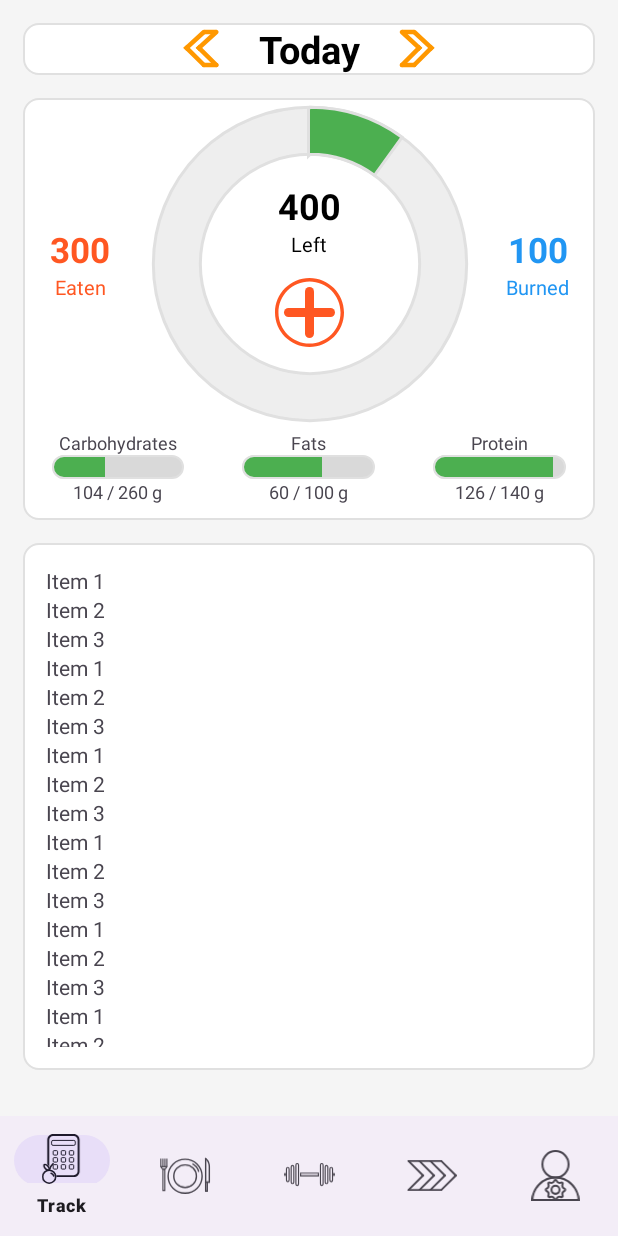
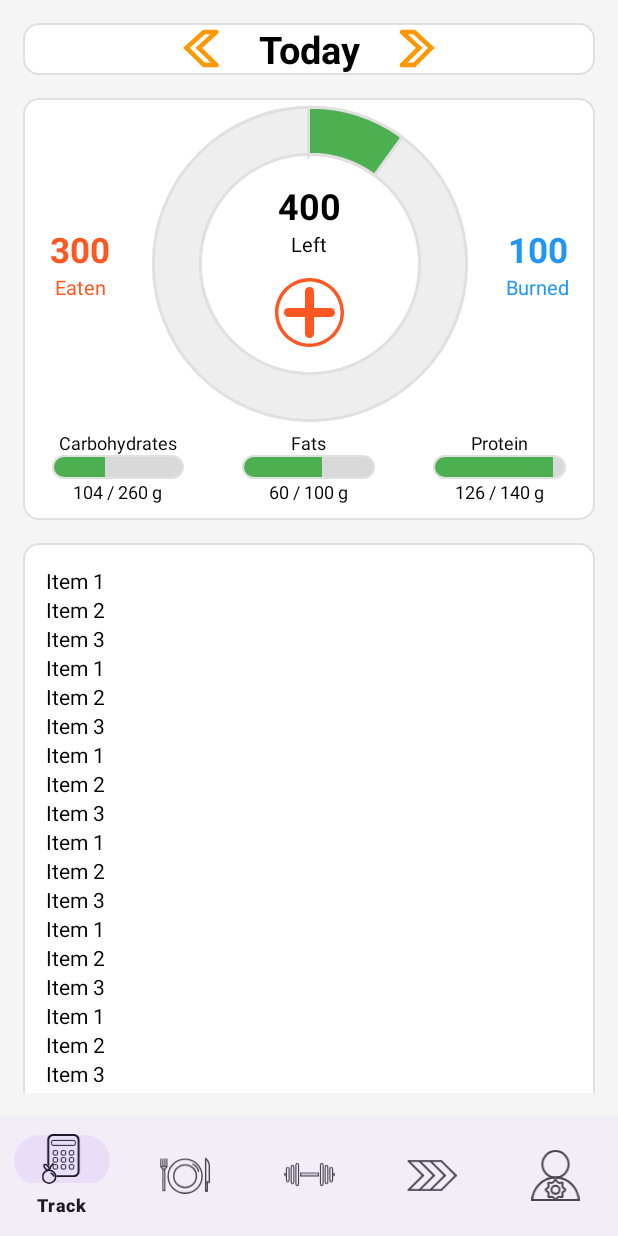
Before and after one commit to Drakon4ik-Coder/FitnessApp, an Android app: the screen it shows after launch (MainActivity), on a phone screen of 412 x 824 dp. Run offline under Robolectric (Android 15) with nearby library versions, the phone set to English and light mode, and no system bars; our stand-ins replace navigation-ui, sdp/ssp sizes.

Commit message:
Changed light theme and disabled scrollbar

```diff
--- a/app/src/main/res/layout/fragment_track.xml
+++ b/app/src/main/res/layout/fragment_track.xml
@@ -9,7 +9,8 @@
     <ScrollView
         android:layout_width="match_parent"
         android:layout_height="match_parent"
-        android:padding="@dimen/_12sdp">
+        android:padding="@dimen/_12sdp"
+        android:scrollbars="none">
 
         <LinearLayout
             android:layout_width="match_parent"
@@ -281,18 +282,19 @@
             <!-- Third Rectangle for meals list -->
             <LinearLayout
                 android:layout_width="match_parent"
-                android:layout_height="@dimen/_270sdp"
+                android:layout_height="@dimen/_290sdp"
                 android:background="@drawable/rounded_white_background"
                 android:orientation="vertical"
                 android:padding="@dimen/_12sdp">
 
                 <ScrollView
                     android:layout_width="match_parent"
-                    android:layout_height="match_parent">
+                    android:layout_height="match_parent"
+                    android:scrollbars="none">
 
                     <LinearLayout
                         android:layout_width="match_parent"
-                        android:layout_height="@dimen/_500sdp"
+                        android:layout_height="wrap_content"
                         android:orientation="vertical">
 
                         <!-- Add your scrollable content here -->
--- a/app/src/main/res/values/colors.xml
+++ b/app/src/main/res/values/colors.xml
@@ -8,4 +8,10 @@
     <color name="stroke_color">#E0E0E0</color>
     <color name="consumedText">#FF5722</color>
     <color name="burnedText">#2196F3</color>
+
+    <color name="colorPrimary">#6200EE</color>
+    <color name="colorPrimaryDark">#3700B3</color>
+    <color name="colorAccent">#03DAC5</color>
+    <color name="windowBackground">#FFFFFF</color>
+    <color name="textColorPrimary">#000000</color>
 </resources>
--- a/app/src/main/res/values/themes.xml
+++ b/app/src/main/res/values/themes.xml
@@ -2,8 +2,13 @@
     <!-- Base application theme. -->
     <style name="Base.Theme.FitnessApp" parent="Theme.Material3.DayNight.NoActionBar">
         <!-- Customize your light theme here. -->
-        <!-- <item name="colorPrimary">@color/my_light_primary</item> -->
+         <item name="colorPrimary">@color/black</item>
     </style>
 
-    <style name="Theme.FitnessApp" parent="Base.Theme.FitnessApp"/>
+    <style name="Theme.FitnessApp" parent="Base.Theme.FitnessApp">
+        <item name="colorPrimary">@color/bgGrey</item>
+        <item name="android:windowBackground">@color/windowBackground</item>
+        <item name="android:textColor">@color/textColorPrimary</item>
+        <item name="android:windowLightStatusBar">true</item>
+    </style>
 </resources>
```
